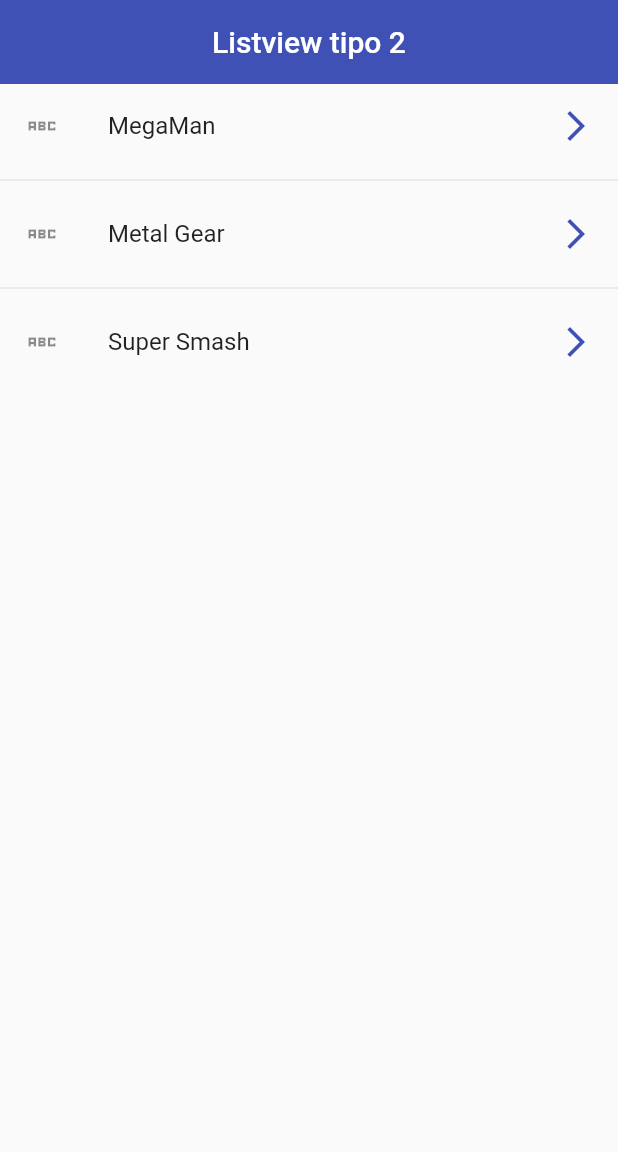
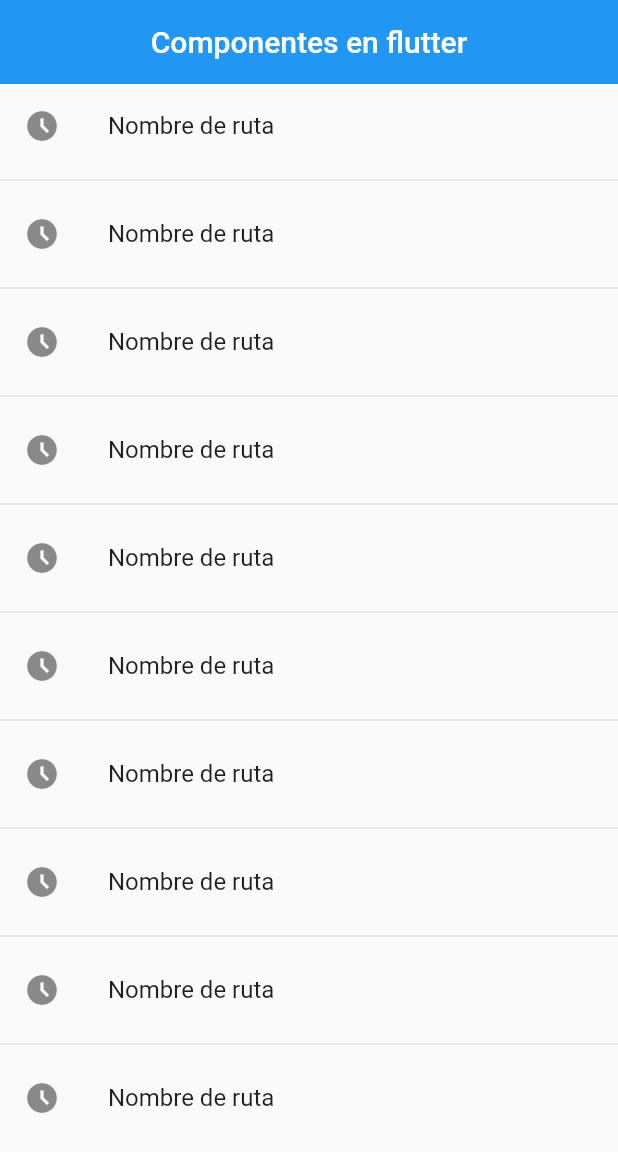
Before and after one commit to MarcosCM2000/componentes_app, a Flutter app: the screen it shows after launch, on a phone screen of 412 x 824 dp. Shown: the top 1152 px of the screen. Run offline on Flutter 3.47's test engine with Material 2 defaults, Android fonts, the phone set to English and light mode, and no system bars.

Commit message:
navegar a pantallas

```diff
--- a/lib/main.dart
+++ b/lib/main.dart
@@ -1,6 +1,6 @@
 import 'package:flutter/material.dart';
 
-import 'package:componentes_app/screens/listview2_screen.dart';
+import 'package:componentes_app/screens/screens.dart';
 
 void main() {
   runApp(const MyApp());
@@ -18,7 +18,13 @@ class MyApp extends StatelessWidget {
       theme: ThemeData(
         primarySwatch: Colors.blue,
       ),
-      home: const ListView2Screen(),
+      //  home: const ListView2Screen(),
+      initialRoute: 'home',
+      routes: {
+        'home': (context) => const HomeScreen(),
+        'listview1': (context) => const ListView1Screen(),
+        'listview2': (context) => const ListView2Screen(),
+      },
     );
   }
 }
--- /dev/null
+++ b/lib/screens/home_screen.dart
@@ -0,0 +1,30 @@
+import 'package:flutter/material.dart';
+
+import 'package:componentes_app/screens/screens.dart';
+
+class HomeScreen extends StatelessWidget {
+  const HomeScreen({Key? key}) : super(key: key);
+
+  @override
+  Widget build(BuildContext context) {
+    return Scaffold(
+        appBar: AppBar(
+          title: const Center(
+            child: Text('Componentes en flutter'),
+          ),
+          elevation: 0,
+        ),
+        body: ListView.separated(
+            itemBuilder: ((context, index) => ListTile(
+                  leading: const Icon(Icons.access_time_filled_outlined),
+                  title: const Text('Nombre de ruta'),
+                  onTap: () {
+                    final route = MaterialPageRoute(
+                        builder: ((context) => const ListView1Screen()));
+                    Navigator.push(context, route);
+                  },
+                )),
+            separatorBuilder: ((context, index) => const Divider()),
+            itemCount: 10));
+  }
+}
--- /dev/null
+++ b/lib/screens/screens.dart
@@ -0,0 +1,5 @@
+export './alert_screen.dart';
+export './card_screen.dart';
+export './home_screen.dart';
+export './listview1_screen.dart';
+export './listview2_screen.dart';
```
Also changed, not shown: lib/screens/alert_screen.dart (added, +14 -0 lines), lib/screens/card_screen.dart (added, +14 -0 lines).
